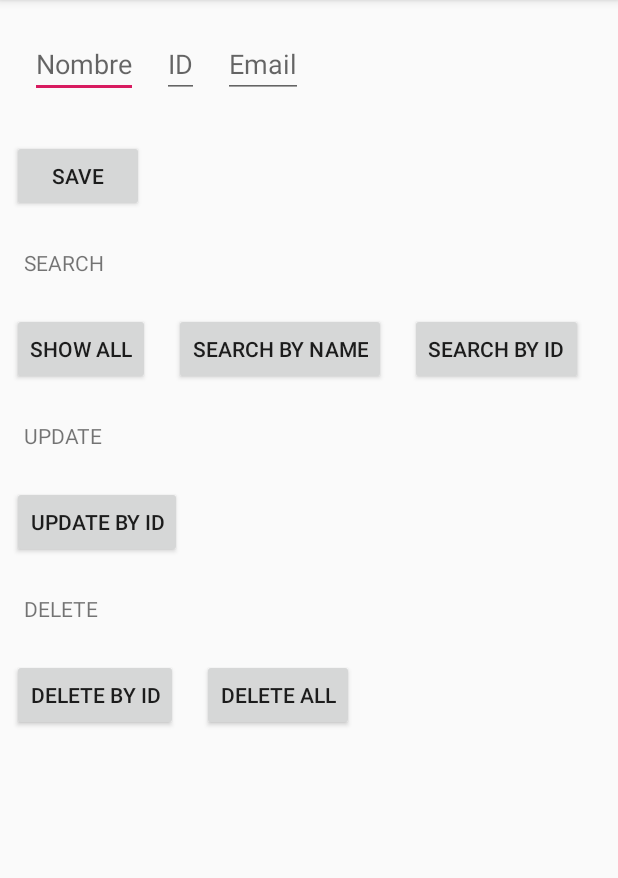
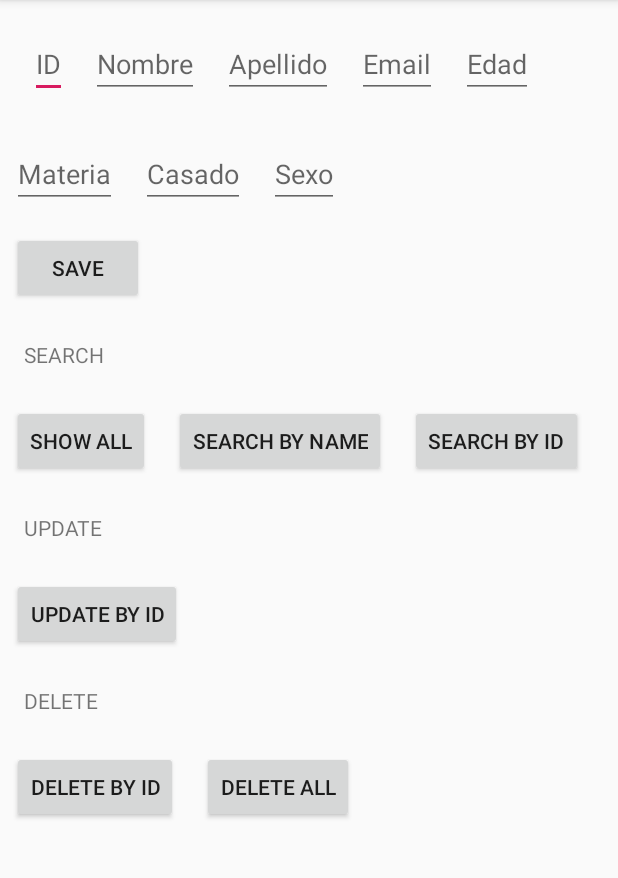
Before and after one commit to ferrero17/M3Realmio, an Android app: the screen it shows after launch (MainActivity), on a phone screen of 412 x 824 dp, the part 84-962 px from its top. Run offline under Robolectric (Android 15) with nearby library versions, the phone set to English and light mode, and no system bars; libraries missing offline, so code that uses them is left out: io.realm, io.realm.annotations; 4 statements that could not run were skipped.

```diff
--- a/app/src/main/java/com/example/dani/m3_realmio/ui/MainActivity.java
+++ b/app/src/main/java/com/example/dani/m3_realmio/ui/MainActivity.java
@@ -38,12 +38,15 @@ public class MainActivity extends AppCompatActivity {
     RecyclerView recyclerProfesors;
 
 
-    private EditText nombreEt, emailEt, idEt;
+    private EditText nombreEt, emailEt, idEt,ageEt,sexeEt, casatEt,materiaET;
     private Button saveBt, leerTodoBt, leerbyName, leerById, updateBt, deleteByIdBt, deleteAllBt;
     private Profesor profesor;
     private Realm realm;
 
     private TextView registroTv;
+
+    //Declarem camp nou del ET
+    private EditText cognomET;
 
 
 
@@ -62,6 +65,14 @@ public class MainActivity extends AppCompatActivity {
         nombreEt = findViewById(R.id.mainActivityEtNombre);
         emailEt = findViewById(R.id.mainActivityEtEmail);
         idEt = findViewById(R.id.mainActivityEtID);
+        ageEt = findViewById(R.id.mainActivityEtEdad);
+        sexeEt = findViewById(R.id.mainActivityEtSexe);
+        casatEt = findViewById(R.id.mainActivityEtCasado);
+        materiaET = findViewById(R.id.mainActivityEtMateria);
+
+        //Bindeiem el camp migrat amb el layout
+        cognomET = findViewById(R.id.mainActivityEtApellido);
+
 
         saveBt = findViewById(R.id.mainActivityBtSave);
         saveBt.setOnClickListener(new View.OnClickListener() {
@@ -69,6 +80,12 @@ public class MainActivity extends AppCompatActivity {
             public void onClick(View v) {
                 profesor.setName(nombreEt.getText().toString());
                 profesor.setEmail(emailEt.getText().toString());
+                profesor.setAge(Integer.valueOf(ageEt.getText().toString()));
+                profesor.setSexe(Integer.valueOf(sexeEt.getText().toString()));
+                profesor.setCasat(casatEt.getText().toString());
+                profesor.setSubject(materiaET.getText().toString());
+                //seteig de la variable amb el que introdueix el usuari
+                profesor.setSubject(cognomET.getText().toString());
                 CRUDProfesor.addProfesor(profesor);
             }
         });
@@ -83,7 +100,8 @@ public class MainActivity extends AppCompatActivity {
                 RealmResults<Profesor> newList = (RealmResults<Profesor>) CRUDProfesor.getAllProfesor();
                 AlertDialog.Builder dialog = new AlertDialog.Builder(MainActivity.this);
                 for (int i = 0; i < newList.size(); i++) {
-                    msg += (newList.get(i).getId()+" - "+ newList.get(i).getName()+" - "+ newList.get(i).getEmail() + "\n");
+                    //Afegim el nou camp cognom que s'ha de mostrar a partir de la nova versió
+                    msg += (newList.get(i).getId()+" - "+ newList.get(i).getName()+ " " +newList.get(i).getCognom()+ " - " + newList.get(i).getEmail() + " - " + newList.get(i).getAge() + " - " + newList.get(i).getSexe() + newList.get(i).getSubject() +"\n");
                 }
                 dialog.setMessage(msg);
                 dialog.setTitle("RESULTS: ");
--- a/app/src/main/res/layout/activity_main.xml
+++ b/app/src/main/res/layout/activity_main.xml
@@ -17,12 +17,6 @@
     android:layout_height="wrap_content"
     android:layout_margin="12dp">
 
-    <EditText
-        android:layout_margin="8dp"
-        android:id="@+id/mainActivityEtNombre"
-        android:layout_width="wrap_content"
-        android:layout_height="wrap_content"
-        android:hint="Nombre"/>
 
     <EditText
         android:inputType="number"
@@ -34,21 +28,74 @@
 
     <EditText
         android:layout_margin="8dp"
+        android:id="@+id/mainActivityEtNombre"
+        android:layout_width="wrap_content"
+        android:layout_height="wrap_content"
+        android:hint="Nombre"/>
+
+    <EditText
+        android:layout_margin="8dp"
+        android:id="@+id/mainActivityEtApellido"
+        android:layout_width="wrap_content"
+        android:layout_height="wrap_content"
+        android:hint="Apellido"/>
+
+    <EditText
+        android:layout_margin="8dp"
         android:id="@+id/mainActivityEtEmail"
         android:layout_width="wrap_content"
         android:layout_height="wrap_content"
         android:hint="Email"/>
 
+    <EditText
+        android:layout_margin="8dp"
+        android:id="@+id/mainActivityEtEdad"
+        android:layout_width="wrap_content"
+        android:layout_height="wrap_content"
+        android:hint="Edad"/>
+
+
+
+
+
+
 </LinearLayout>
 
+    <LinearLayout
+
+        android:layout_width="wrap_content"
+        android:layout_height="wrap_content"
+        android:orientation="horizontal">
+
+
+    <EditText
+        android:layout_margin="8dp"
+        android:id="@+id/mainActivityEtMateria"
+        android:layout_width="wrap_content"
+        android:layout_height="wrap_content"
+        android:hint="Materia"/>
+
+    <EditText
+        android:layout_margin="8dp"
+        android:id="@+id/mainActivityEtCasado"
+        android:layout_width="wrap_content"
+        android:layout_height="wrap_content"
+        android:hint="Casado"/>
+
+        <EditText
+            android:layout_margin="8dp"
+            android:id="@+id/mainActivityEtSexe"
+            android:layout_width="wrap_content"
+            android:layout_height="wrap_content"
+            android:hint="Sexo"/>
+
+    </LinearLayout>
     <Button
         android:layout_margin="8dp"
         android:id="@+id/mainActivityBtSave"
         android:layout_width="wrap_content"
         android:layout_height="wrap_content"
         android:text="Save"/>
-
-
 
     <TextView
         android:layout_margin="16dp"
--- a/build.gradle
+++ b/build.gradle
@@ -7,7 +7,7 @@ buildscript {
         jcenter()
     }
     dependencies {
-        classpath 'com.android.tools.build:gradle:3.2.0'
+        classpath 'com.android.tools.build:gradle:3.4.0'
         classpath "io.realm:realm-gradle-plugin:5.10.0"
 
 
```
Also changed, not shown: app/src/main/java/com/example/dani/m3_realmio/BaseApplication.java (+6 -3 lines), app/src/main/java/com/example/dani/m3_realmio/Migration.java (added, +91 -0 lines), app/src/main/java/com/example/dani/m3_realmio/crud/CRUDProfesor.java (+11 -2 lines), app/src/main/java/com/example/dani/m3_realmio/model/Profesor.java (+50 -0 lines), gradle/wrapper/gradle-wrapper.properties.
